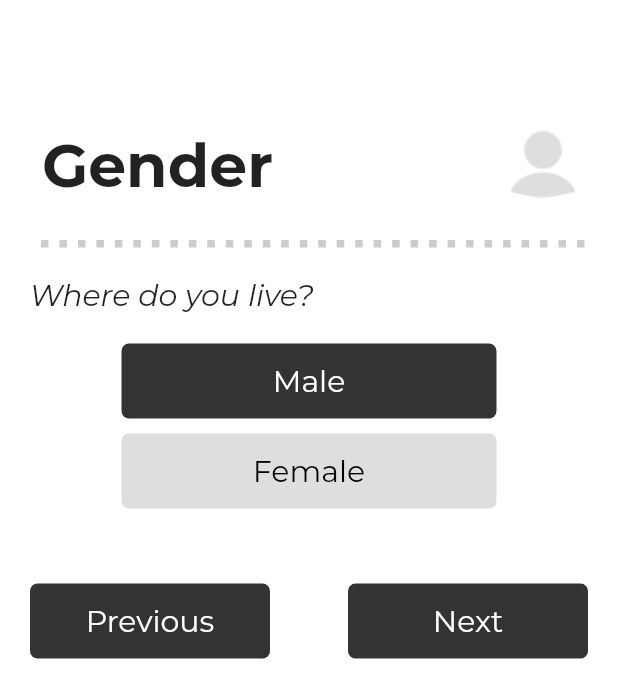
After one commit to abdisaongithub/dating_app, a Flutter app: the SetupScreen screen opened by its route, swiped to page 4, on a phone screen of 412 x 824 dp. The commit adds this screen. Shown: the top 698 px of the screen. Run offline on Flutter 3.47's test engine with Material 2 defaults, Android fonts, the phone set to English and light mode, and no system bars; our stand-ins replace dio, firebase_auth, firebase_core, firebase_messaging, flutter_bloc, flutter_dotenv and 11 more; missing offline and left inert: universal_html, workmanager; accounts and stored records are empty.

Commit message:
added gender page

```diff
--- a/lib/constants/image_paths.dart
+++ b/lib/constants/image_paths.dart
@@ -14,4 +14,5 @@ class PngPaths {
   static const art1 = "$art/art/art1.png";
   static const pin = "$art/art/art-pin.png";
   static const map = "$art/art/art-map.png";
+  static const userFill = "$icon/icons/user-fill.png";
 }
--- a/lib/features/setup/setup_birthday_page.dart
+++ b/lib/features/setup/setup_birthday_page.dart
@@ -192,8 +192,8 @@ class _SetupBirthdayPageState extends State<SetupBirthdayPage> {
                     InkWell(
                       onTap: () {
                         // Navigator.pushNamed(context, LandingScreen.id);
-                        pageController.animateToPage(
-                          0,
+
+                        pageController.previousPage(
                           duration: const Duration(milliseconds: 300),
                           curve: Curves.bounceIn,
                         );
@@ -223,8 +223,8 @@ class _SetupBirthdayPageState extends State<SetupBirthdayPage> {
                     InkWell(
                       onTap: () {
                         // Navigator.pushNamed(context, LandingScreen.id);
-                        pageController.animateToPage(
-                          2,
+
+                        pageController.nextPage(
                           duration: const Duration(milliseconds: 300),
                           curve: Curves.bounceIn,
                         );
--- /dev/null
+++ b/lib/features/setup/setup_gender_page.dart
@@ -0,0 +1,220 @@
+import 'package:dating_app/constants/image_paths.dart';
+import 'package:flutter/material.dart';
+
+import '../../common/widgets/big_text.dart';
+import 'setup_screen.dart';
+
+class SetupGenderPage extends StatefulWidget {
+  static String id = 'SetupGenderPage';
+
+  const SetupGenderPage({Key? key}) : super(key: key);
+
+  @override
+  _SetupGenderPageState createState() => _SetupGenderPageState();
+}
+
+class _SetupGenderPageState extends State<SetupGenderPage> {
+  bool male = true;
+  @override
+  Widget build(BuildContext context) {
+    return Scaffold(
+      body: Container(
+        height: MediaQuery.sizeOf(context).height,
+        width: MediaQuery.sizeOf(context).width,
+        padding: const EdgeInsets.symmetric(horizontal: 20.0),
+        child: Column(
+          mainAxisAlignment: MainAxisAlignment.start,
+          crossAxisAlignment: CrossAxisAlignment.start,
+          children: <Widget>[
+            const SizedBox(height: 80),
+            Row(
+              mainAxisAlignment: MainAxisAlignment.spaceBetween,
+              children: <Widget>[
+                BigText(
+                  text: 'Gender',
+                  orangeBackground: false,
+                  fontSize: 40,
+                  width: MediaQuery.sizeOf(context).width * 0.5,
+                ),
+                Image.asset(
+                  PngPaths.userFill,
+                  height: 60,
+                ),
+              ],
+            ),
+            const SizedBox(height: 20),
+            Row(
+              mainAxisAlignment: MainAxisAlignment.spaceEvenly,
+              children: <Widget>[
+                for (var i = 0; i < 30; i++)
+                  Container(
+                    width: 5,
+                    height: 5,
+                    margin: const EdgeInsets.only(left: 5),
+                    decoration: BoxDecoration(
+                      color: Colors.black.withOpacity(0.2),
+                    ),
+                  ),
+              ],
+            ),
+            const SizedBox(height: 20),
+            const Text(
+              'Where do you live?',
+              style: TextStyle(
+                fontSize: 20,
+                fontStyle: FontStyle.italic,
+              ),
+            ),
+            const SizedBox(height: 20),
+            Center(
+              child: Column(
+                // mainAxisAlignment: MainAxisAlignment.spaceBetween,
+                crossAxisAlignment: CrossAxisAlignment.center,
+                mainAxisSize: MainAxisSize.min,
+                children: [
+                  InkWell(
+                    onTap: () {
+                      setState(() {
+                        male = true;
+                      });
+                      // Navigator.pushNamed(context, LandingScreen.id);
+                      // pageController.animateToPage(
+                      //   1,
+                      //   duration: const Duration(milliseconds: 300),
+                      //   curve: Curves.bounceIn,
+                      // );
+                    },
+                    child: AnimatedContainer(
+                      width: 250,
+                      height: 50,
+                      padding: const EdgeInsets.symmetric(
+                        horizontal: 12,
+                        vertical: 4,
+                      ),
+                      decoration: BoxDecoration(
+                        color: male ? const Color.fromRGBO(0, 0, 0, 0.8) : const Color.fromRGBO(222, 222, 222, 1),
+                        borderRadius: BorderRadius.circular(5),
+                      ),
+                      duration: const Duration(milliseconds: 300),
+                      child: Center(
+                        child: Text(
+                          'Male',
+                          style: TextStyle(
+                            color: male ? Colors.white : Colors.black,
+                            fontSize: 20,
+                          ),
+                        ),
+                      ),
+                    ),
+                  ),
+                  const SizedBox(height: 10),
+                  InkWell(
+                    onTap: () {
+                      setState(() {
+                        male = false;
+                      });
+                      // Navigator.pushNamed(context, LandingScreen.id);
+                      // pageController.animateToPage(
+                      //   3,
+                      //   duration: const Duration(milliseconds: 300),
+                      //   curve: Curves.bounceIn,
+                      // );
+                    },
+                    child: AnimatedContainer(
+                      width: 250,
+                      height: 50,
+                      padding: const EdgeInsets.symmetric(
+                        horizontal: 12,
+                        vertical: 4,
+                      ),
+                      decoration: BoxDecoration(
+                        color: !male ? const Color.fromRGBO(0, 0, 0, 0.8) : const Color.fromRGBO(222, 222, 222, 1),
+                        borderRadius: BorderRadius.circular(5),
+                      ),
+                      duration: const Duration(milliseconds: 300),
+                      child: Center(
+                        child: Text(
+                          'Female',
+                          style: TextStyle(
+                            color: male ? Colors.black : Colors.white,
+                            fontSize: 20,
+                          ),
+                        ),
+                      ),
+                    ),
+                  ),
+                  const SizedBox(height: 50),
+                  Row(
+                    mainAxisAlignment: MainAxisAlignment.spaceBetween,
+                    children: [
+                      InkWell(
+                        onTap: () {
+                          // Navigator.pushNamed(context, LandingScreen.id);
+                          pageController.previousPage(
+                            duration: const Duration(milliseconds: 300),
+                            curve: Curves.bounceIn,
+                          );
+                        },
+                        child: Container(
+                          width: 160,
+                          height: 50,
+                          padding: const EdgeInsets.symmetric(
+                            horizontal: 12,
+                            vertical: 4,
+                          ),
+                          decoration: BoxDecoration(
+                            color: const Color.fromRGBO(0, 0, 0, 0.8),
+                            borderRadius: BorderRadius.circular(5),
+                          ),
+                          child: const Center(
+                            child: Text(
+                              'Previous',
+                              style: TextStyle(
+                                color: Colors.white,
+                                fontSize: 20,
+                              ),
+                            ),
+                          ),
+                        ),
+                      ),
+                      InkWell(
+                        onTap: () {
+                          // Navigator.pushNamed(context, LandingScreen.id);
+                          pageController.nextPage(
+                            duration: const Duration(milliseconds: 300),
+                            curve: Curves.bounceIn,
+                          );
+                        },
+                        child: Container(
+                          width: 160,
+                          height: 50,
+                          padding: const EdgeInsets.symmetric(
+                            horizontal: 12,
+                            vertical: 4,
+                          ),
+                          decoration: BoxDecoration(
+                            color: const Color.fromRGBO(0, 0, 0, 0.8),
+                            borderRadius: BorderRadius.circular(5),
+                          ),
+                          child: const Center(
+                            child: Text(
+                              'Next',
+                              style: TextStyle(
+                                color: Colors.white,
+                                fontSize: 20,
+                              ),
+                            ),
+                          ),
+                        ),
+                      ),
+                    ],
+                  ),
+                ],
+              ),
+            ),
+          ],
+        ),
+      ),
+    );
+  }
+}
--- a/lib/features/setup/setup_location_page.dart
+++ b/lib/features/setup/setup_location_page.dart
@@ -52,7 +52,12 @@ class _SetupLocationPageState extends State<SetupLocationPage> {
                 ],
               ),
               const SizedBox(height: 10),
-              const Text('Where do you live?'),
+              Row(
+                children: [
+                  const SizedBox(width: 20,),
+                  const Text('Where do you live?'),
+                ],
+              ),
               const SizedBox(height: 10),
               Center(
                 child: Image.asset(
@@ -68,8 +73,8 @@ class _SetupLocationPageState extends State<SetupLocationPage> {
                     InkWell(
                       onTap: () {
                         // Navigator.pushNamed(context, LandingScreen.id);
-                        pageController.animateToPage(
-                          1,
+
+                        pageController.previousPage(
                           duration: const Duration(milliseconds: 300),
                           curve: Curves.bounceIn,
                         );
@@ -99,8 +104,7 @@ class _SetupLocationPageState extends State<SetupLocationPage> {
                     InkWell(
                       onTap: () {
                         // Navigator.pushNamed(context, LandingScreen.id);
-                        pageController.animateToPage(
-                          4,
+                        pageController.nextPage(
                           duration: const Duration(milliseconds: 300),
                           curve: Curves.bounceIn,
                         );
--- a/lib/features/setup/setup_name_page.dart
+++ b/lib/features/setup/setup_name_page.dart
@@ -121,8 +121,8 @@ class _SetupNamePageState extends State<SetupNamePage> {
                     InkWell(
                       onTap: () {
                         // Navigator.pushNamed(context, LandingScreen.id);
-                        pageController.animateToPage(
-                          1,
+
+                        pageController.nextPage(
                           duration: const Duration(milliseconds: 300),
                           curve: Curves.bounceIn,
                         );
--- a/lib/features/setup/setup_screen.dart
+++ b/lib/features/setup/setup_screen.dart
@@ -1,5 +1,6 @@
 import 'package:dating_app/constants/image_paths.dart';
 import 'package:dating_app/features/setup/setup_birthday_page.dart';
+import 'package:dating_app/features/setup/setup_gender_page.dart';
 import 'package:dating_app/features/setup/setup_location_page.dart';
 import 'package:dating_app/features/setup/setup_name_page.dart';
 import 'package:flutter/material.dart';
@@ -23,6 +24,7 @@ class _SetupScreenState extends State<SetupScreen> {
     SetupNamePage(),
     SetupBirthdayPage(),
     SetupLocationPage(),
+    SetupGenderPage(),
   ];
 
   @override
```
Also changed, not shown: assets/images/icons/user-fill.png (added).
